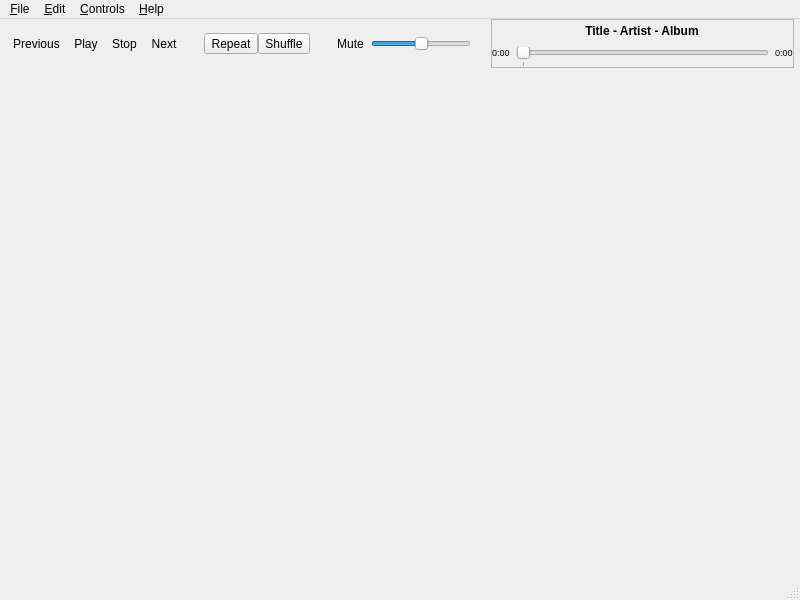
isuhao/TMediaPlayer, file Form/TMediaPlayer.ui: the form before one commit.
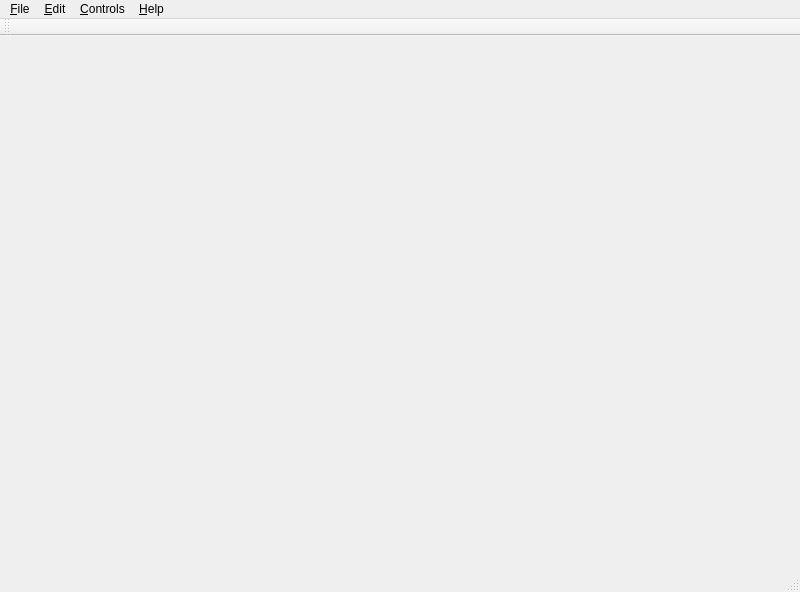
The form after the commit. Icons and pictures are not drawn.

Diff of the .ui file:
```diff
--- a/Form/TMediaPlayer.ui
+++ b/Form/TMediaPlayer.ui
@@ -7,7 +7,7 @@
     <x>0</x>
     <y>0</y>
     <width>800</width>
-    <height>600</height>
+    <height>592</height>
    </rect>
   </property>
   <property name="minimumSize">
@@ -20,306 +20,13 @@
    <string>TMediaPlayer</string>
   </property>
   <widget class="QWidget" name="centralwidget">
-   <layout class="QGridLayout" name="gridLayout" rowstretch="0,0,1">
+   <layout class="QGridLayout" name="gridLayout" rowstretch="0">
     <property name="margin">
      <number>0</number>
     </property>
     <property name="spacing">
      <number>0</number>
     </property>
-    <item row="1" column="0">
-     <layout class="QHBoxLayout" name="horizontalLayout">
-      <property name="leftMargin">
-       <number>6</number>
-      </property>
-      <property name="rightMargin">
-       <number>6</number>
-      </property>
-      <item>
-       <widget class="QToolButton" name="btnPrevious">
-        <property name="text">
-         <string notr="true">Previous</string>
-        </property>
-        <property name="icon">
-         <iconset resource="../TMediaPlayer.qrc">
-          <normaloff>:/icons/previous</normaloff>:/icons/previous</iconset>
-        </property>
-        <property name="iconSize">
-         <size>
-          <width>32</width>
-          <height>32</height>
-         </size>
-        </property>
-        <property name="autoRaise">
-         <bool>true</bool>
-        </property>
-       </widget>
-      </item>
-      <item>
-       <widget class="QToolButton" name="btnPlay">
-        <property name="text">
-         <string notr="true">Play</string>
-        </property>
-        <property name="icon">
-         <iconset resource="../TMediaPlayer.qrc">
-          <normaloff>:/icons/play</normaloff>:/icons/play</iconset>
-        </property>
-        <property name="iconSize">
-         <size>
-          <width>40</width>
-          <height>40</height>
-         </size>
-        </property>
-        <property name="autoRaise">
-         <bool>true</bool>
-        </property>
-       </widget>
-      </item>
-      <item>
-       <widget class="QToolButton" name="btnStop">
-        <property name="text">
-         <string notr="true">Stop</string>
-        </property>
-        <property name="icon">
-         <iconset resource="../TMediaPlayer.qrc">
-          <normaloff>:/icons/stop</normaloff>:/icons/stop</iconset>
-        </property>
-        <property name="iconSize">
-         <size>
-          <width>32</width>
-          <height>32</height>
-         </size>
-        </property>
-        <property name="autoRaise">
-         <bool>true</bool>
-        </property>
-       </widget>
-      </item>
-      <item>
-       <widget class="QToolButton" name="btnNext">
-        <property name="text">
-         <string notr="true">Next</string>
-        </property>
-        <property name="icon">
-         <iconset resource="../TMediaPlayer.qrc">
-          <normaloff>:/icons/next</normaloff>:/icons/next</iconset>
-        </property>
-        <property name="iconSize">
-         <size>
-          <width>32</width>
-          <height>32</height>
-         </size>
-        </property>
-        <property name="autoRaise">
-         <bool>true</bool>
-        </property>
-       </widget>
-      </item>
-      <item>
-       <spacer name="horizontalSpacer_2">
-        <property name="orientation">
-         <enum>Qt::Horizontal</enum>
-        </property>
-        <property name="sizeType">
-         <enum>QSizePolicy::Maximum</enum>
-        </property>
-        <property name="sizeHint" stdset="0">
-         <size>
-          <width>20</width>
-          <height>20</height>
-         </size>
-        </property>
-       </spacer>
-      </item>
-      <item>
-       <widget class="QToolButton" name="btnRepeat">
-        <property name="text">
-         <string>Repeat</string>
-        </property>
-        <property name="checkable">
-         <bool>true</bool>
-        </property>
-       </widget>
-      </item>
-      <item>
-       <widget class="QToolButton" name="btnShuffle">
-        <property name="text">
-         <string>Shuffle</string>
-        </property>
-        <property name="checkable">
-         <bool>true</bool>
-        </property>
-       </widget>
-      </item>
-      <item>
-       <spacer name="horizontalSpacer_3">
-        <property name="orientation">
-         <enum>Qt::Horizontal</enum>
-        </property>
-        <property name="sizeType">
-         <enum>QSizePolicy::Fixed</enum>
-        </property>
-        <property name="sizeHint" stdset="0">
-         <size>
-          <width>20</width>
-          <height>20</height>
-         </size>
-        </property>
-       </spacer>
-      </item>
-      <item>
-       <widget class="QToolButton" name="btnMute">
-        <property name="text">
-         <string notr="true">Mute</string>
-        </property>
-        <property name="icon">
-         <iconset resource="../TMediaPlayer.qrc">
-          <normaloff>:/icons/volume</normaloff>:/icons/volume</iconset>
-        </property>
-        <property name="autoRaise">
-         <bool>true</bool>
-        </property>
-       </widget>
-      </item>
-      <item>
-       <widget class="QSlider" name="sliderVolume">
-        <property name="maximumSize">
-         <size>
-          <width>100</width>
-          <height>16777215</height>
-         </size>
-        </property>
-        <property name="maximum">
-         <number>100</number>
-        </property>
-        <property name="singleStep">
-         <number>10</number>
-        </property>
-        <property name="sliderPosition">
-         <number>50</number>
-        </property>
-        <property name="orientation">
-         <enum>Qt::Horizontal</enum>
-        </property>
-       </widget>
-      </item>
-      <item>
-       <spacer name="horizontalSpacer">
-        <property name="orientation">
-         <enum>Qt::Horizontal</enum>
-        </property>
-        <property name="sizeType">
-         <enum>QSizePolicy::Maximum</enum>
-        </property>
-        <property name="sizeHint" stdset="0">
-         <size>
-          <width>20</width>
-          <height>20</height>
-         </size>
-        </property>
-       </spacer>
-      </item>
-      <item>
-       <widget class="QFrame" name="frame">
-        <property name="frameShape">
-         <enum>QFrame::StyledPanel</enum>
-        </property>
-        <property name="frameShadow">
-         <enum>QFrame::Raised</enum>
-        </property>
-        <layout class="QGridLayout" name="gridLayout_2">
-         <property name="margin">
-          <number>0</number>
-         </property>
-         <item row="2" column="2">
-          <widget class="QLabel" name="lblTime">
-           <property name="font">
-            <font>
-             <pointsize>7</pointsize>
-            </font>
-           </property>
-           <property name="text">
-            <string notr="true">0:00</string>
-           </property>
-           <property name="alignment">
-            <set>Qt::AlignLeading|Qt::AlignLeft|Qt::AlignTop</set>
-           </property>
-          </widget>
-         </item>
-         <item row="2" column="1">
-          <widget class="QSlider" name="sliderPosition">
-           <property name="maximum">
-            <number>1000</number>
-           </property>
-           <property name="singleStep">
-            <number>1000</number>
-           </property>
-           <property name="pageStep">
-            <number>10000</number>
-           </property>
-           <property name="orientation">
-            <enum>Qt::Horizontal</enum>
-           </property>
-           <property name="tickPosition">
-            <enum>QSlider::TicksBelow</enum>
-           </property>
-           <property name="tickInterval">
-            <number>60000</number>
-           </property>
-          </widget>
-         </item>
-         <item row="2" column="0">
-          <widget class="QLabel" name="lblPosition">
-           <property name="font">
-            <font>
-             <pointsize>7</pointsize>
-            </font>
-           </property>
-           <property name="text">
-            <string notr="true">0:00</string>
-           </property>
-           <property name="alignment">
-            <set>Qt::AlignLeading|Qt::AlignLeft|Qt::AlignTop</set>
-           </property>
-          </widget>
-         </item>
-         <item row="0" column="1" alignment="Qt::AlignHCenter">
-          <widget class="QToolButton" name="songInfos">
-           <property name="font">
-            <font>
-             <weight>75</weight>
-             <bold>true</bold>
-            </font>
-           </property>
-           <property name="text">
-            <string notr="true">Title - Artist - Album</string>
-           </property>
-           <property name="toolButtonStyle">
-            <enum>Qt::ToolButtonTextOnly</enum>
-           </property>
-           <property name="autoRaise">
-            <bool>true</bool>
-           </property>
-          </widget>
-         </item>
-        </layout>
-       </widget>
-      </item>
-     </layout>
-    </item>
-    <item row="2" column="0">
-     <widget class="QSplitter" name="splitter">
-      <property name="orientation">
-       <enum>Qt::Horizontal</enum>
-      </property>
-      <property name="opaqueResize">
-       <bool>false</bool>
-      </property>
-      <property name="childrenCollapsible">
-       <bool>false</bool>
-      </property>
-     </widget>
-    </item>
    </layout>
   </widget>
   <widget class="QMenuBar" name="menubar">
@@ -383,6 +90,23 @@
    <addaction name="menuHelp"/>
   </widget>
   <widget class="QStatusBar" name="statusbar"/>
+  <widget class="QToolBar" name="toolBar">
+   <property name="windowTitle">
+    <string>Controls</string>
+   </property>
+   <property name="allowedAreas">
+    <set>Qt::BottomToolBarArea|Qt::TopToolBarArea</set>
+   </property>
+   <property name="floatable">
+    <bool>false</bool>
+   </property>
+   <attribute name="toolBarArea">
+    <enum>TopToolBarArea</enum>
+   </attribute>
+   <attribute name="toolBarBreak">
+    <bool>false</bool>
+   </attribute>
+  </widget>
   <action name="actionAddFiles">
    <property name="text">
     <string>Add files to library...</string>
```
Left out of the diff: 10 changed lines with no effect on the pictures.
